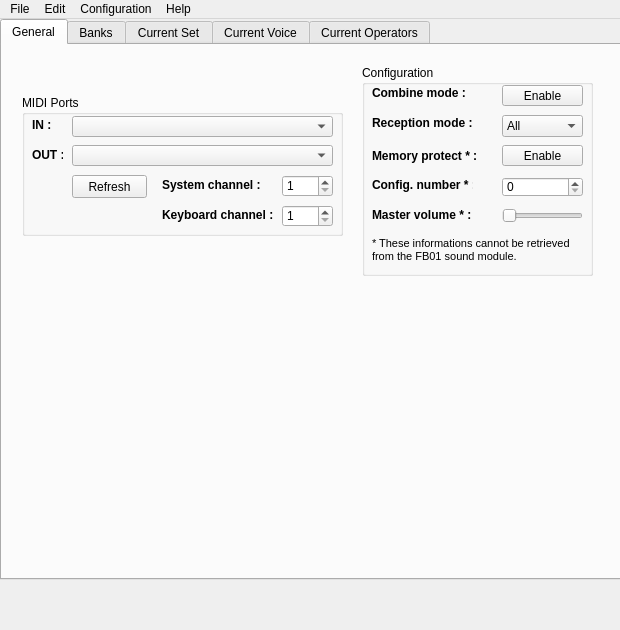
The window that mainwindow.ui (LasDesu/fb01editor) describes before a commit, drawn with Qt 5.
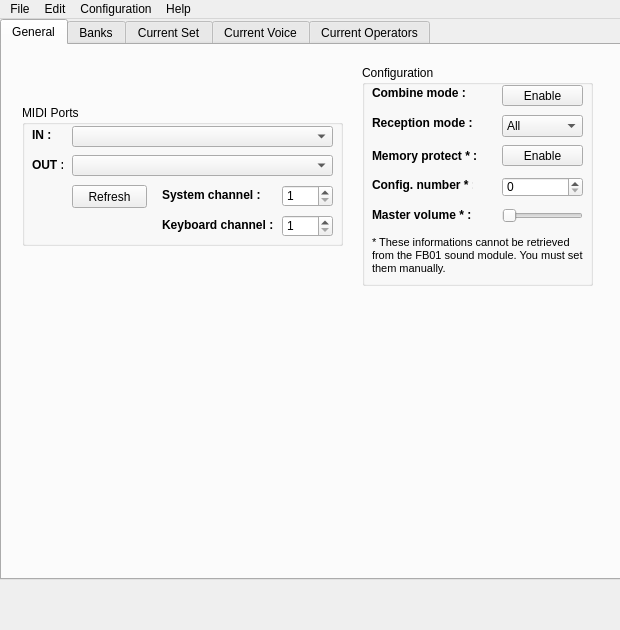
The same window after the commit. The open tabs and pages were chosen to show the change. Icons and pictures are not drawn. Custom widgets are drawn as their Qt base class.

```diff
--- a/mainwindow.ui
+++ b/mainwindow.ui
@@ -70,7 +70,7 @@
       <property name="geometry">
        <rect>
         <x>20</x>
-        <y>50</y>
+        <y>60</y>
         <width>321</width>
         <height>141</height>
        </rect>
@@ -244,7 +244,7 @@
         <x>360</x>
         <y>20</y>
         <width>231</width>
-        <height>211</height>
+        <height>221</height>
        </rect>
       </property>
       <property name="title">
@@ -443,7 +443,7 @@
          <x>10</x>
          <y>170</y>
          <width>211</width>
-         <height>31</height>
+         <height>41</height>
         </rect>
        </property>
        <property name="text">
@@ -452,7 +452,8 @@
 p, li { white-space: pre-wrap; }
 &lt;/style&gt;&lt;/head&gt;&lt;body style=&quot; font-family:'MS Shell Dlg 2'; font-size:8.25pt; font-weight:400; font-style:normal;&quot;&gt;
 &lt;p style=&quot; margin-top:0px; margin-bottom:0px; margin-left:0px; margin-right:0px; -qt-block-indent:0; text-indent:0px;&quot;&gt;&lt;span style=&quot; font-size:8pt;&quot;&gt;* These informations cannot be retrieved&lt;/span&gt;&lt;/p&gt;
-&lt;p style=&quot; margin-top:0px; margin-bottom:0px; margin-left:0px; margin-right:0px; -qt-block-indent:0; text-indent:0px;&quot;&gt;&lt;span style=&quot; font-size:8pt;&quot;&gt;from the FB01 sound module.&lt;/span&gt;&lt;/p&gt;&lt;/body&gt;&lt;/html&gt;</string>
+&lt;p style=&quot; margin-top:0px; margin-bottom:0px; margin-left:0px; margin-right:0px; -qt-block-indent:0; text-indent:0px;&quot;&gt;&lt;span style=&quot; font-size:8pt;&quot;&gt;from the FB01 sound module. You must set&lt;/span&gt;&lt;/p&gt;
+&lt;p style=&quot; margin-top:0px; margin-bottom:0px; margin-left:0px; margin-right:0px; -qt-block-indent:0; text-indent:0px;&quot;&gt;&lt;span style=&quot; font-size:8pt;&quot;&gt;them manually.&lt;/span&gt;&lt;/p&gt;&lt;/body&gt;&lt;/html&gt;</string>
        </property>
       </widget>
      </widget>
```
Left out of the diff: 14 changed lines with no effect on the pictures.
